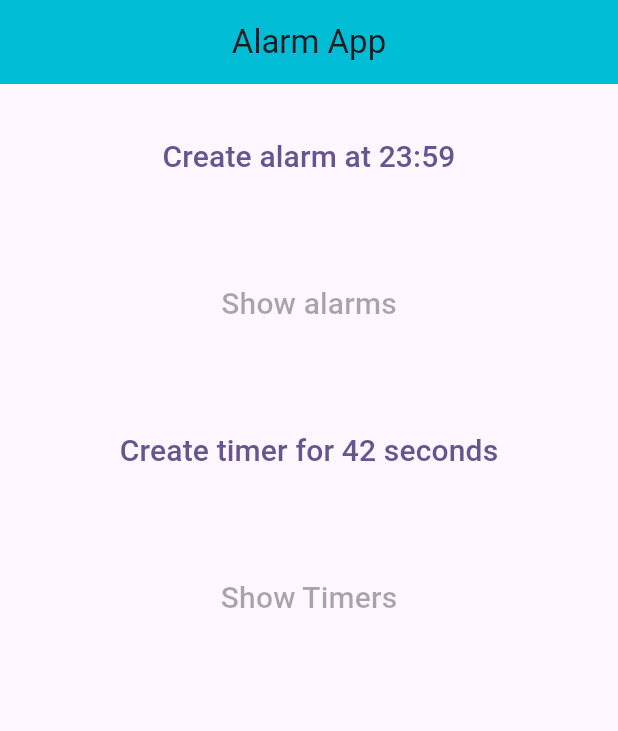
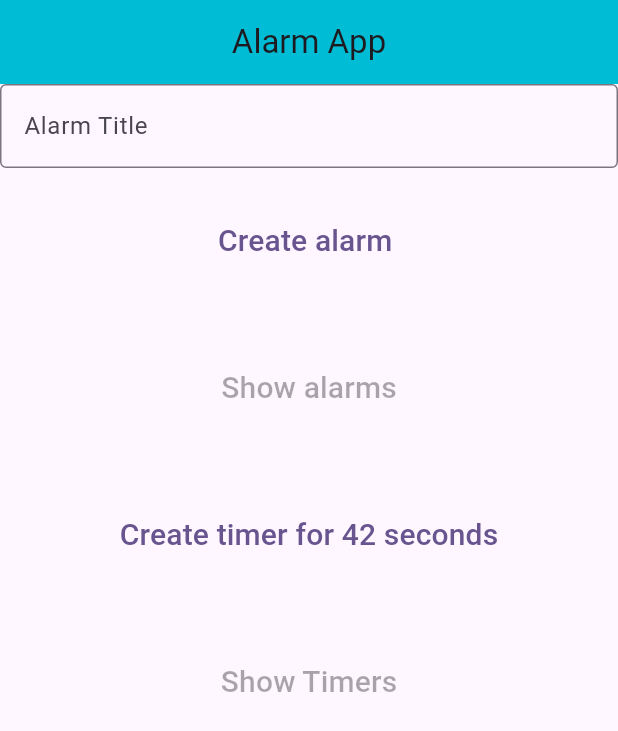
Before and after one commit to Ismailakram300/alram_app, a Flutter app: the screen it shows after launch, on a phone screen of 412 x 824 dp. Shown: the top 731 px of the screen. Run offline on Flutter 3.47's test engine with Material 3 defaults, Android fonts, the phone set to English and light mode, and no system bars; missing offline and left inert: flutter_alarm_clock.

Commit message:
Update home_page.dart

```diff
--- a/lib/home_page.dart
+++ b/lib/home_page.dart
@@ -11,9 +11,16 @@ class HomePage extends StatefulWidget {
 
 class _HomePageState extends State<HomePage> {
   TimeOfDay? selectedTime;
+  TextEditingController _title = TextEditingController();
   Future<void> _picktime() async{
-    print("hello");
-    final time=  await showTimePicker(context: context, initialTime: TimeOfDay.now());
+    await TextField(
+      controller: _title,
+      decoration: InputDecoration(
+        hintText: "heloo",
+      ),
+
+    );
+    final time=  await showTimePicker(context: context, initialTime: TimeOfDay.now(), );
      if(time!= null){
 
        setState(() {
@@ -22,7 +29,8 @@ class _HomePageState extends State<HomePage> {
        });
 
        FlutterAlarmClock.createAlarm(hour: time.hour,
-       minutes: time.minute
+       minutes: time.minute,
+         title: _title.text,
        );
      }
 
@@ -42,11 +50,18 @@ class _HomePageState extends State<HomePage> {
       body: Center(
         child: Column(
           children: <Widget>[
+
+          TextField(
+          controller: _title,
+          decoration: InputDecoration(
+            labelText: 'Alarm Title',
+            border: OutlineInputBorder(),
+          ),),
             Container(
               margin: const EdgeInsets.all(25),
               child: TextButton(
                 child:  Text(
-                  'Create alarm at 23:59',
+                  'Create alarm ',
                   style: TextStyle(fontSize: 20),
                 ),
                 onPressed: _picktime,
```
